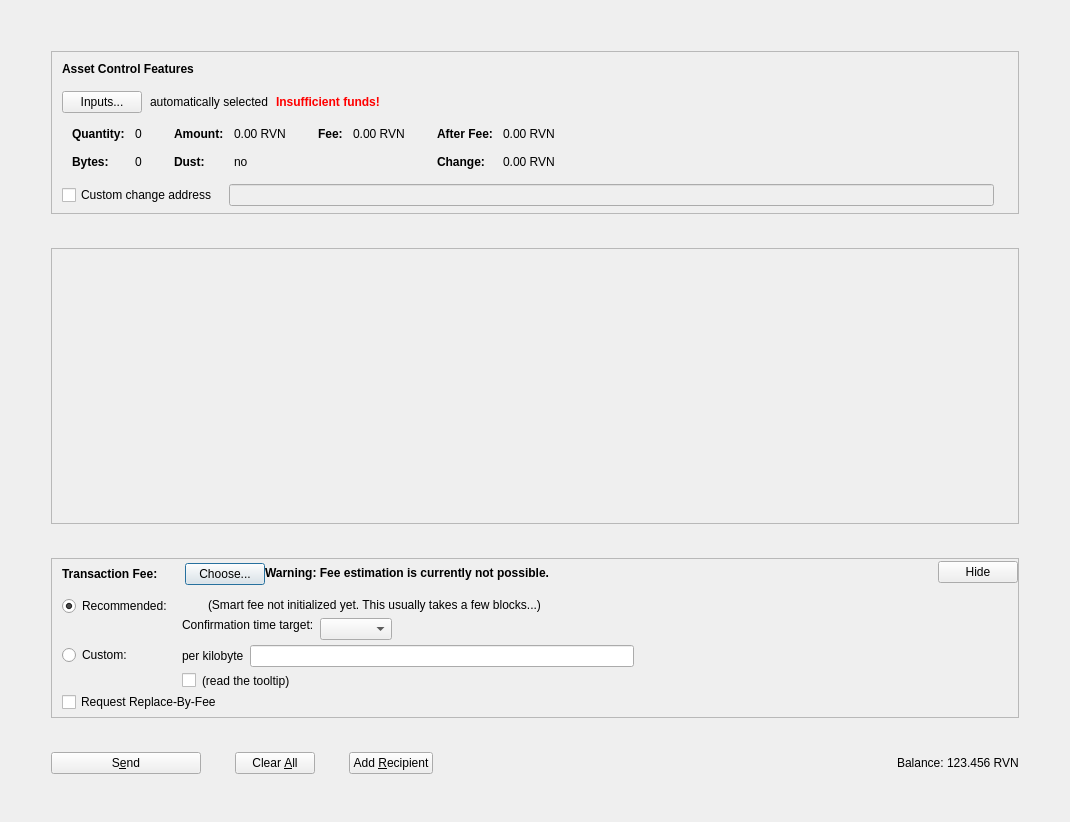
Above: src/qt/forms/assetsdialog.ui from AvianNetwork/Avian before the change. Below: the same form after it.
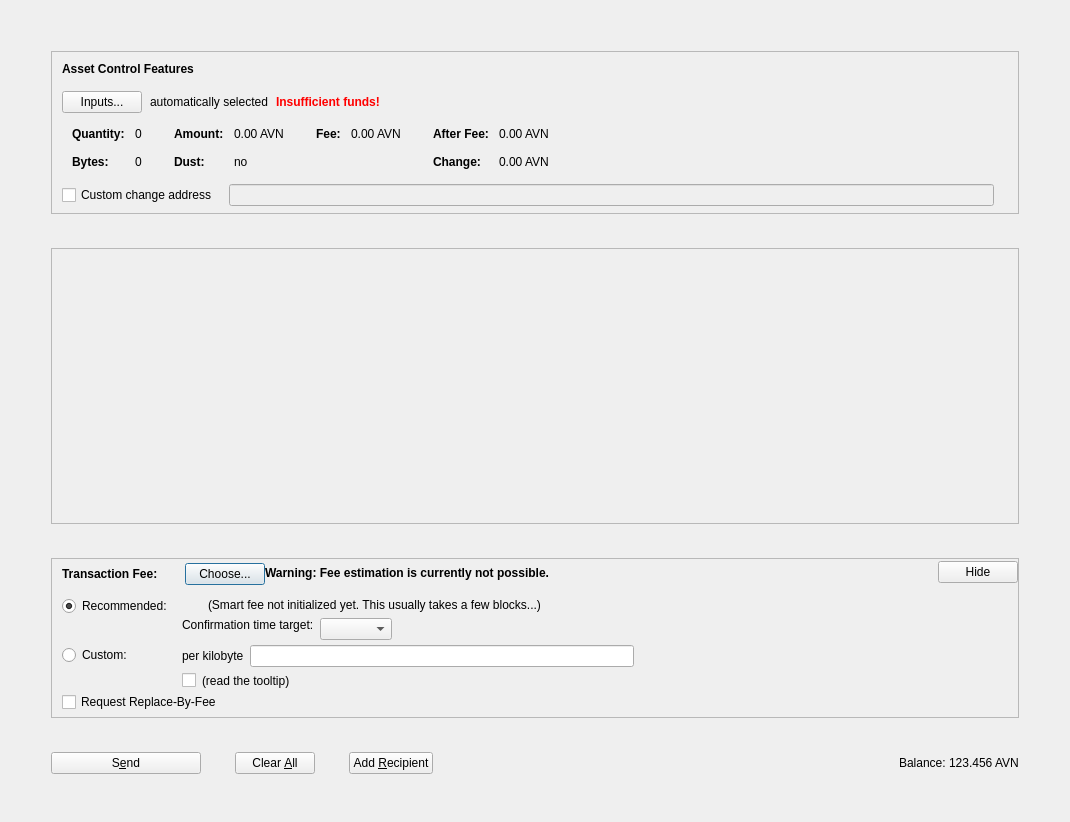
That is the form after the change. Icons and pictures are not drawn. Custom widgets are drawn as their Qt base class.

Diff of the .ui file:
```diff
--- a/src/qt/forms/assetsdialog.ui
+++ b/src/qt/forms/assetsdialog.ui
@@ -341,7 +341,7 @@
                     <enum>Qt::ActionsContextMenu</enum>
                    </property>
                    <property name="text">
-                    <string notr="true">0.00 RVN</string>
+                    <string notr="true">0.00 AVN</string>
                    </property>
                    <property name="textInteractionFlags">
                     <set>Qt::LinksAccessibleByMouse|Qt::TextSelectableByKeyboard|Qt::TextSelectableByMouse</set>
@@ -421,7 +421,7 @@
                     <enum>Qt::ActionsContextMenu</enum>
                    </property>
                    <property name="text">
-                    <string notr="true">0.00 RVN</string>
+                    <string notr="true">0.00 AVN</string>
                    </property>
                    <property name="textInteractionFlags">
                     <set>Qt::LinksAccessibleByMouse|Qt::TextSelectableByKeyboard|Qt::TextSelectableByMouse</set>
@@ -472,7 +472,7 @@
                     <enum>Qt::ActionsContextMenu</enum>
                    </property>
                    <property name="text">
-                    <string notr="true">0.00 RVN</string>
+                    <string notr="true">0.00 AVN</string>
                    </property>
                    <property name="textInteractionFlags">
                     <set>Qt::LinksAccessibleByMouse|Qt::TextSelectableByKeyboard|Qt::TextSelectableByMouse</set>
@@ -501,7 +501,7 @@
                     <enum>Qt::ActionsContextMenu</enum>
                    </property>
                    <property name="text">
-                    <string notr="true">0.00 RVN</string>
+                    <string notr="true">0.00 AVN</string>
                    </property>
                    <property name="textInteractionFlags">
                     <set>Qt::LinksAccessibleByMouse|Qt::TextSelectableByKeyboard|Qt::TextSelectableByMouse</set>
@@ -1264,7 +1264,7 @@
             <cursorShape>IBeamCursor</cursorShape>
            </property>
            <property name="text">
-            <string notr="true">123.456 RVN</string>
+            <string notr="true">123.456 AVN</string>
            </property>
            <property name="textInteractionFlags">
             <set>Qt::LinksAccessibleByMouse|Qt::TextSelectableByKeyboard|Qt::TextSelectableByMouse</set>
```
Left out of the diff: 20 changed lines with no effect on the pictures.
